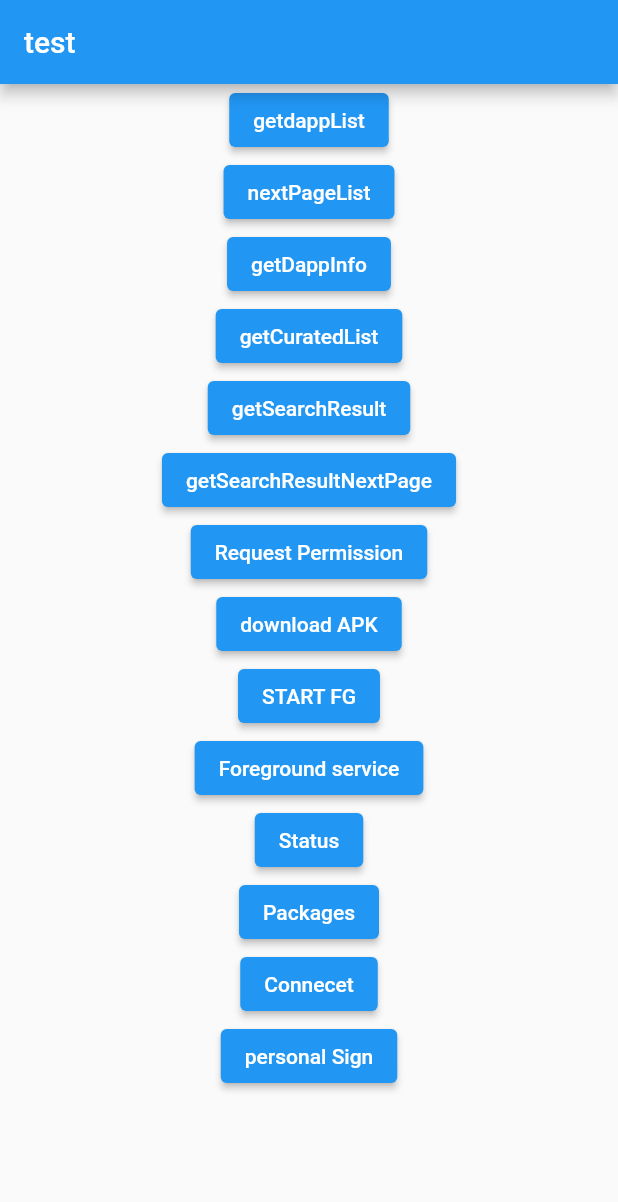
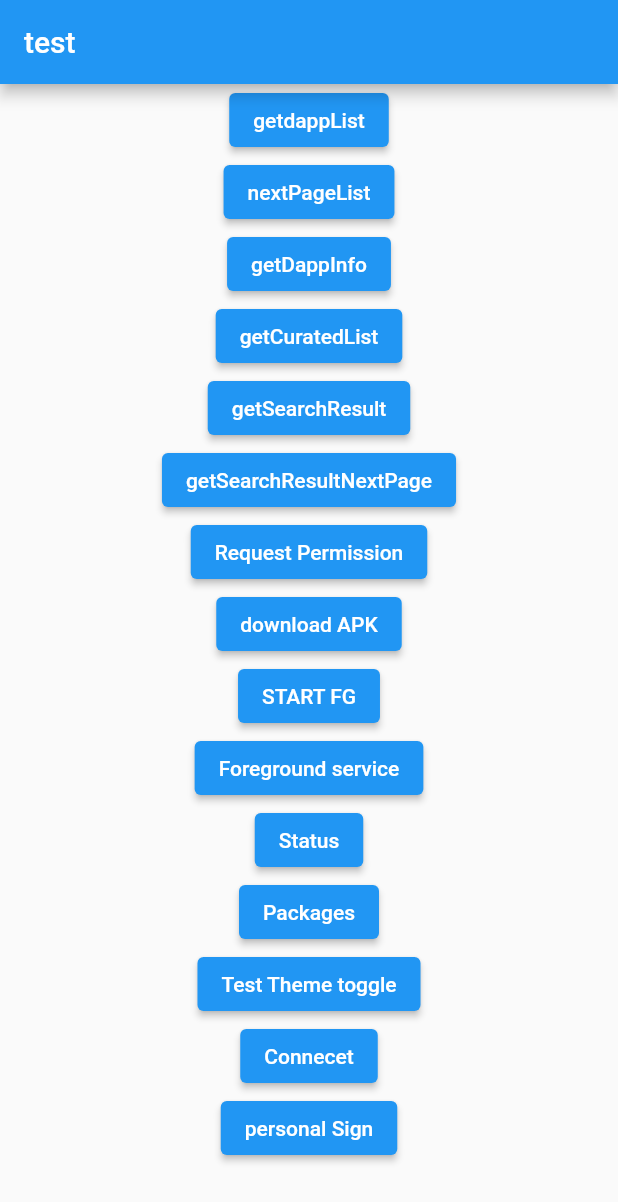
Before and after one commit to Orange-Wallet/dapp-store, a Flutter app: the screen it shows after launch, on a phone screen of 412 x 824 dp. Shown: the top 1202 px of the screen. Run offline on Flutter 3.47's test engine with Material 2 defaults, Android fonts, the phone set to English and light mode, and no system bars; our stand-ins replace bloc, dartz, device_info_plus, dio, equatable, flutter_bloc and 6 more; missing offline and left inert: android_path_provider, dio_cache_interceptor, flutter_downloader, flutter_inappwebview, flutter_injected_web3, installed_apps and 1 more; accounts and stored records are empty; generated files the repository leaves out were written again.

Commit message:
fixed bug with theme switching

```diff
--- a/lib/core/application/app.dart
+++ b/lib/core/application/app.dart
@@ -26,7 +26,8 @@ class _AppState extends State<App> with WidgetsBindingObserver {
         appHandler.isFollowingSystemBrightness) {
       appHandler.setDarkTheme();
       debugPrint("Switching to dark theme");
-    } else {
+    } else if (brightness == Brightness.light &&
+        appHandler.isFollowingSystemBrightness) {
       appHandler.setLightTheme();
       debugPrint("Switching to Light theme");
     }
@@ -40,7 +41,8 @@ class _AppState extends State<App> with WidgetsBindingObserver {
         appHandler.isFollowingSystemBrightness) {
       appHandler.setDarkTheme();
       debugPrint("Switching to dark theme");
-    } else {
+    } else if (brightness == Brightness.light &&
+        appHandler.isFollowingSystemBrightness) {
       appHandler.setLightTheme();
       debugPrint("Switching to Light theme");
     }
--- a/lib/core/theme/i_theme_cubit.dart
+++ b/lib/core/theme/i_theme_cubit.dart
@@ -12,5 +12,5 @@ abstract class IThemeCubit extends Cubit<ThemeState> {
 
   setDarkTheme();
 
-  toggleShouldFollowSystem(bool shouldFollowSystem, bool isCurrentDarkTheme);
+  toggleShouldFollowSystem(bool shouldFollowSystem);
 }
--- a/lib/core/theme/theme_state.dart
+++ b/lib/core/theme/theme_state.dart
@@ -9,5 +9,5 @@ class ThemeState with _$ThemeState {
   }) = _ThemeState;
 
   factory ThemeState.initial() => ThemeState(
-      activeTheme: LightTheme(), isDark: false, shouldFollowSystem: true);
+      activeTheme: LightTheme(), isDark: false, shouldFollowSystem: false);
 }
--- a/lib/features/dapp_store_home/presentation/pages/homepage.dart
+++ b/lib/features/dapp_store_home/presentation/pages/homepage.dart
@@ -1,6 +1,7 @@
 import 'package:dappstore/core/di/di.dart';
 import 'package:dappstore/core/installed_apps/i_installed_apps_cubit.dart';
 import 'package:dappstore/core/permissions/i_permissions_cubit.dart';
+import 'package:dappstore/core/theme/i_theme_cubit.dart';
 import 'package:dappstore/features/dapp_store_home/application/handler/dapp_store_handler.dart';
 import 'package:dappstore/features/dapp_store_home/application/handler/i_dapp_store_handler.dart';
 import 'package:dappstore/features/dapp_store_home/application/store_cubit/i_store_cubit.dart';
@@ -28,6 +29,7 @@ class _HomePageState extends State<HomePage> {
   IPermissions permissiosnCubit = getIt<IPermissions>();
   IForegroundService foregroundService = getIt<IForegroundService>();
   IInstalledAppsCubit installedApps = getIt<IInstalledAppsCubit>();
+  IThemeCubit themeCubit = getIt<IThemeCubit>();
   @override
   void initState() {
     storeHandler = DappStoreHandler();
@@ -153,6 +155,14 @@ class _HomePageState extends State<HomePage> {
                   },
                 ),
               ),
+              Center(
+                child: ElevatedButton(
+                  child: const Text("Test Theme toggle"),
+                  onPressed: () async {
+                    await themeCubit.toggleShouldFollowSystem(true);
+                  },
+                ),
+              ),
               const WCTestWidget(),
             ],
           ),
```
Also changed, not shown: lib/core/theme/store/theme_store.dart (+9 -3 lines), lib/core/theme/theme_cubit.dart (+4 -3 lines), lib/features/pwa_webwiew/application/handler/i_pwa_webview_handler.dart (+2 -9 lines).
